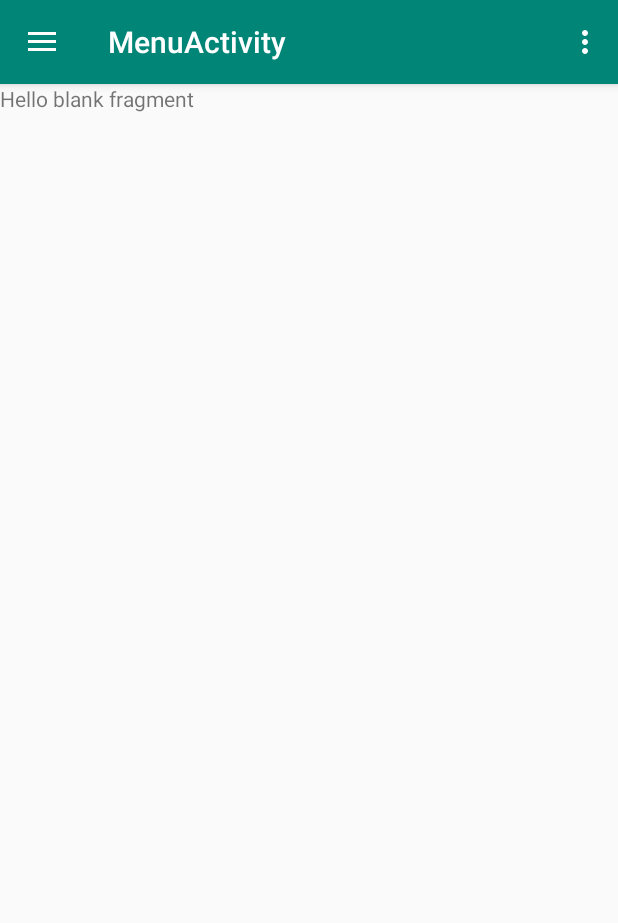
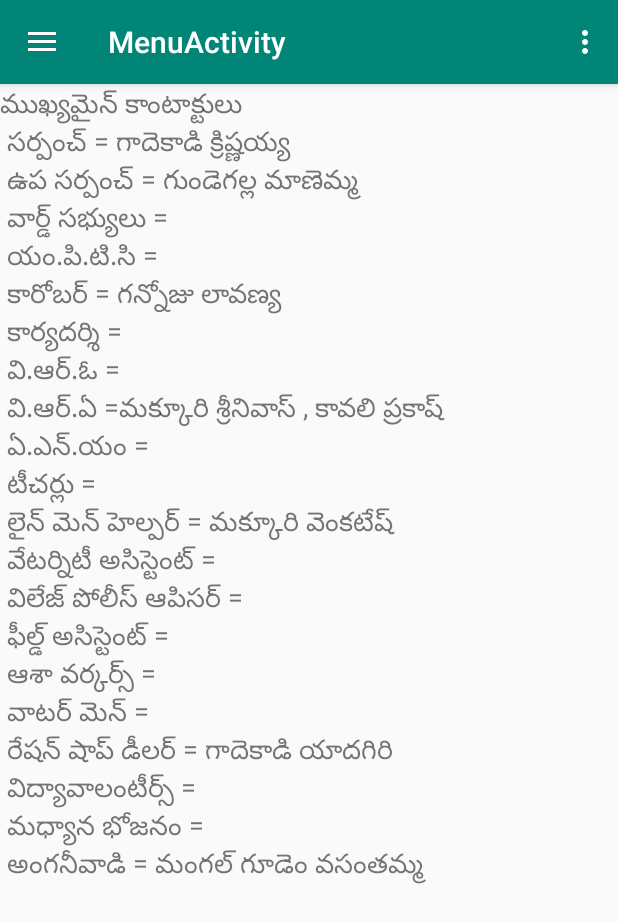
Before and after one commit to gvsharma/BairkhanpallyApp, an Android app: the screen it shows after launch (HomeActivity), in the side drawer, after a tap on "ముఖ్యమైన కాంటాక్ట్ లు", on a phone screen of 412 x 824 dp. Shown: the top 923 px of the screen. Run offline under Robolectric (Android 15) with nearby library versions, the phone set to English and light mode, and no system bars.

```diff
--- a/app/src/main/java/com/bairkhanpally/bairkhanpallyapp/activities/HomeActivity.kt
+++ b/app/src/main/java/com/bairkhanpally/bairkhanpallyapp/activities/HomeActivity.kt
@@ -84,9 +84,9 @@ class HomeActivity : AppCompatActivity(), NavigationView.OnNavigationItemSelecte
                 var fragment = BougolikaVivaraaluFragment()
                 supportFragmentManager.beginTransaction().replace(R.id.content_layout, fragment).commit()
             }
-            R.id.nav_share -> {
-//                var fragment = GalleryFragment();
-//                supportFragmentManager.beginTransaction().replace(R.id.content_layout, fragment).commit()
+            R.id.nav_contacts -> {
+                var fragment = KeyContactsFragment();
+                supportFragmentManager.beginTransaction().replace(R.id.content_layout, fragment).commit()
             }
             R.id.nav_send -> {
                 var fragment = SuggestionsFragment();
--- a/app/src/main/res/layout/fragment_bougolika_vivaraalu.xml
+++ b/app/src/main/res/layout/fragment_bougolika_vivaraalu.xml
@@ -9,6 +9,7 @@
     <TextView
             android:layout_width="match_parent"
             android:layout_height="match_parent"
-            android:text="@string/hello_blank_fragment"/>
+            android:textSize="18sp"
+            android:text="@string/village_political_details"/>
 
 </FrameLayout>
--- a/app/src/main/res/layout/fragment_key_contacts.xml
+++ b/app/src/main/res/layout/fragment_key_contacts.xml
@@ -9,6 +9,7 @@
     <TextView
             android:layout_width="match_parent"
             android:layout_height="match_parent"
-            android:text="@string/hello_blank_fragment"/>
+            android:textSize="18sp"
+            android:text="@string/important_contacts"/>
 
 </FrameLayout>
--- a/app/src/main/res/layout/fragment_prajalu_upaadi.xml
+++ b/app/src/main/res/layout/fragment_prajalu_upaadi.xml
@@ -9,6 +9,7 @@
     <TextView
             android:layout_width="match_parent"
             android:layout_height="match_parent"
-            android:text="@string/hello_blank_fragment"/>
+            android:textSize="18sp"
+            android:text="@string/about_people"/>
 
 </FrameLayout>
--- a/app/src/main/res/values/strings.xml
+++ b/app/src/main/res/values/strings.xml
@@ -32,4 +32,38 @@
         మనెమ్మ గారు 1950 లో జన్మించారు.
     </string>
 
+    <string name="important_contacts">ముఖ్యమైన్ కాంటాక్టులు\n
+        సర్పంచ్ = గాదెకాడి క్రిష్ణయ్య\n
+        ఉప సర్పంచ్ = గుండెగల్ల మాణెమ్మ\n
+        వార్డ్ సభ్యులు =\n
+        యం.పి.టి.సి =\n
+        కారోబర్ = గన్నోజు లావణ్య\n
+        కార్యదర్శి =\n
+        వి.ఆర్.ఓ =\n
+        వి.ఆర్.ఏ =మక్కూరి శ్రీనివాస్ , కావలి ప్రకాష్\n
+        ఏ.ఎన్.యం  =\n
+        టీచర్లు =\n
+        లైన్ మెన్ హెల్పర్ = మక్కూరి వెంకటేష్\n
+        వేటర్నిటీ అసిస్టెంట్ =\n
+        విలేజ్ పోలీస్ ఆపిసర్ =\n
+        ఫీల్డ్ అసిస్టెంట్ =\n
+        ఆశా వర్కర్స్ =\n
+        వాటర్ మెన్ =\n
+        రేషన్ షాప్ డీలర్ = గాదెకాడి యాదగిరి\n
+        విద్యావాలంటీర్స్ =\n
+        మధ్యాన భోజనం =\n
+        అంగనీవాడి = మంగల్ గూడెం వసంతమ్మ
+    </string>
+
+    <string name="village_political_details">భైర్ ఖాన్ పల్లి గ్రామమునకి ఉత్తర దిశగా సిద్దాపురం, దక్షిణ దిశగా మంగల్ గూడెం కలవు. తూర్పుకి పొరండ్ల కంచె, పడమర దిశగా సంగమయ్య కుంట, గొప్లాయకుంట కలవు,
+        గ్రామములో ప్రధాన చెరువులు
+        చెన్నం చెరువు, అమ్మ చెరువు, పోసముద్రం,సంగమయ్యకుంట, గోప్లాయకుంట కలవు. గ్రామములొని ఈ కుంటలు, చెరువులు గ్రామ వ్యవసాయం పైన ప్రభావం చూపగలవు.
+        గ్రామములొ ప్రధానం గా వ్యవసాయం పైన ఆధారపడి జీవిస్తారు.
+    </string>
+
+    <string name="about_people">
+        గ్రామ జనాభా = 1500, పురుషులు = 800, స్ర్తీలు = 700, పిల్లలు = 300.
+        గ్రామ్ములో అదిక కుటుంబాలు వ్యవసయముపైన ఆధారపడి జీవిస్తున్నాయి, రెండవ స్థానం లో ఉపాధి కూలీలు ఉన్నారు. వారు వివిధ  పనులకు వెలుతు జీవనొపాధి పొందుతున్నారు
+    </string>
+
 </resources>
```
